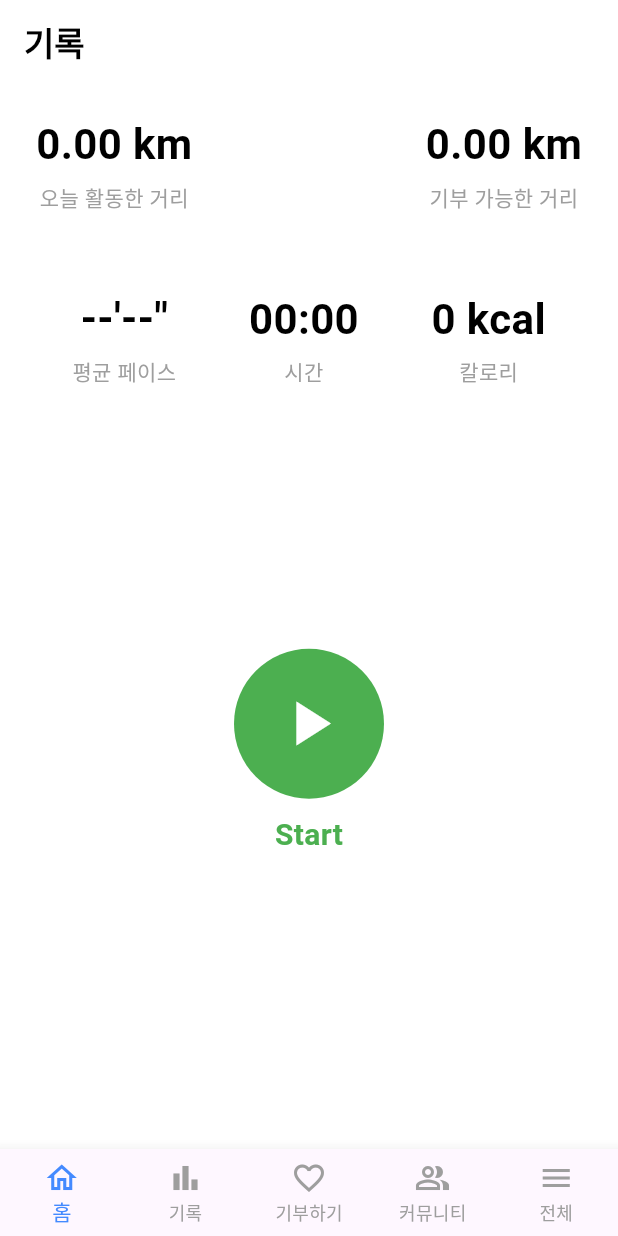
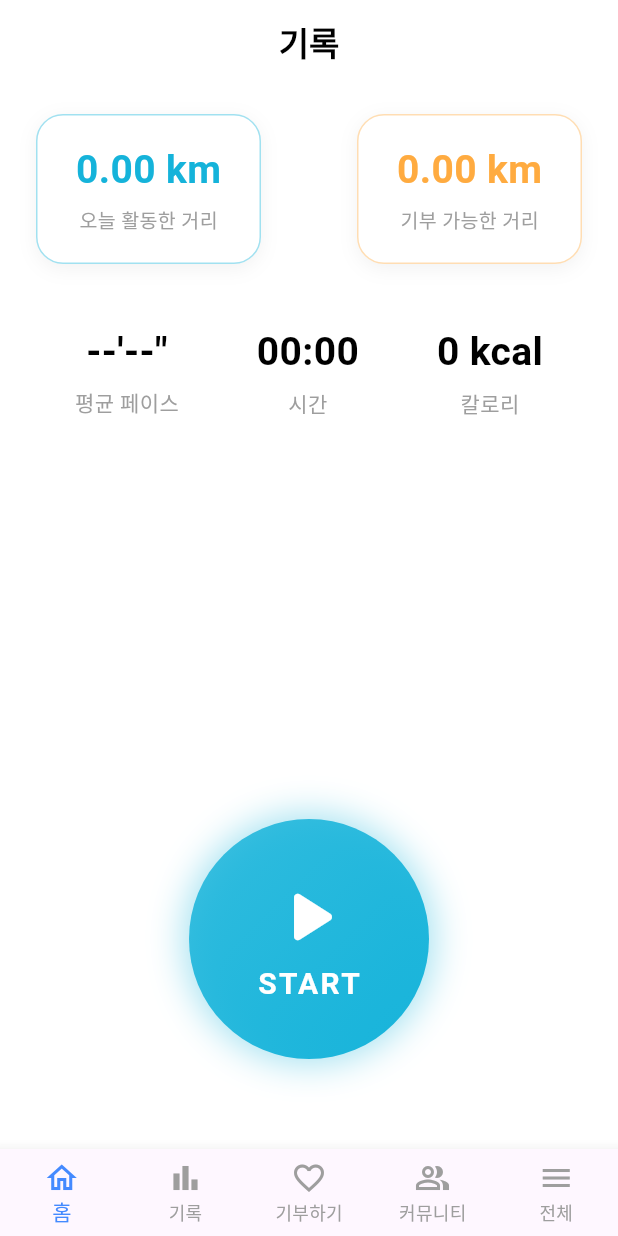
Before and after one commit to chaeni-dev/ValueRun, a Flutter app: the screen it shows after launch, after a tap on an icon or button, on a phone screen of 412 x 824 dp. Run offline on Flutter 3.47's test engine with Material 3 defaults, Android fonts, the phone set to English and light mode, and no system bars; our stand-ins replace fl_chart; network calls fail.

Commit message:
Update home.dart

```diff
--- a/lib/screens/pages/home/home.dart
+++ b/lib/screens/pages/home/home.dart
@@ -1,7 +1,7 @@
 import 'package:flutter/material.dart';
-import 'dart:async'; // Timer 사용
-import 'dart:convert'; // JSON 인코딩
-import 'package:http/http.dart' as http; // HTTP 요청
+import 'dart:async';
+import 'dart:convert';
+import 'package:http/http.dart' as http;
 
 class RunningHomePage extends StatefulWidget {
   const RunningHomePage({super.key});
@@ -11,20 +11,24 @@ class RunningHomePage extends StatefulWidget {
 }
 
 class _RunningHomePageState extends State<RunningHomePage> {
-  // 서버 URL (⚠️ 시뮬레이터/실기기에서는 localhost 대신 맥 IP로 변경!)
   final String baseUrl = 'http://localhost:4000';
+  final int userId = 1;
 
-  // 러닝 상태 변수
-  bool _isRunning = false; // 현재 러닝 중인지 여부
-  Timer? _timer; // 타이머 객체
-  int _seconds = 0; // 측정된 시간 (초 단위)
-  int? _runId; // 서버에서 받은 러닝 ID
+  bool _isRunning = false;
+  Timer? _timer;
+  int _seconds = 0;
+  int? _runId;
 
-  // 표시될 데이터
-  double _distance = 0.0; // 오늘 활동한 거리 (km)
-  double _donationDistance = 0.0; // 기부 가능한 거리 (km)
-  String _pace = "--'--\""; // 평균 페이스
-  int _calories = 0; // 칼로리 (kcal)
+  double _distance = 0.0;
+  double _donationDistance = 0.0;
+  String _pace = "--'--\"";
+  int _calories = 0;
+
+  @override
+  void initState() {
+    super.initState();
+    _fetchDonationBalance();
+  }
 
   @override
   void dispose() {
@@ -32,92 +36,76 @@ class _RunningHomePageState extends State<RunningHomePage> {
     super.dispose();
   }
 
-  // 💡 Start/Stop 버튼 클릭 핸들러
+  Future<void> _fetchDonationBalance() async {
+    try {
+      final res = await http.get(Uri.parse('$baseUrl/api/summary/total?userId=$userId'));
+      if (res.statusCode == 200) {
+        final data = jsonDecode(res.body);
+        setState(() {
+          _donationDistance = double.tryParse(data['available_km'].toString()) ?? 0.0;
+        });
+      }
+    } catch (e) {
+      print('❌ 서버 연결 실패 (_fetchDonationBalance): $e');
+    }
+  }
+
   void _toggleRunning() async {
     if (_isRunning) {
-      // Stop 상태로 전환
       _timer?.cancel();
-      setState(() {
-        _isRunning = false;
-      });
-
-      if (_runId != null) {
-        await _finishRunOnServer(); // 서버로 러닝 종료 데이터 전송
-      }
-
-      print('러닝 종료. 총 거리: $_distance km');
+      setState(() => _isRunning = false);
+      if (_runId != null) await _finishRunOnServer();
     } else {
-      // Start 상태로 전환
       setState(() {
         _isRunning = true;
         _seconds = 0;
         _distance = 0.0;
         _calories = 0;
       });
-
-      await _startRunOnServer(); // 서버로 러닝 시작 기록
+      await _startRunOnServer();
       _startTimer();
     }
   }
 
-  // 💡 타이머 시작 로직
   void _startTimer() {
     _timer = Timer.periodic(const Duration(seconds: 1), (timer) {
       setState(() {
         _seconds++;
+        if (_seconds % 10 == 0) _distance += 0.1;
 
-        // 1초마다 데이터 업데이트 (더미 로직)
-        if (_seconds % 10 == 0) {
-          _distance += 0.1; // 10초마다 100m 증가
-          _donationDistance = _distance;
-        }
-
-        // 평균 페이스 계산
-        int minutes = (_seconds ~/ 60);
-        int seconds = (_seconds % 60);
-        _pace =
-            '${minutes.toString().padLeft(2, '0')}\'${seconds.toString().padLeft(2, '0')}"';
-
-        // 칼로리 업데이트
+        int m = _seconds ~/ 60;
+        int s = _seconds % 60;
+        _pace = '${m.toString().padLeft(2, '0')}\'${s.toString().padLeft(2, '0')}"';
         _calories = (_seconds * 0.5).toInt();
       });
     });
   }
 
-  // 💡 시간을 'MM:SS' 형식으로 포맷
-  String _formatTime(int totalSeconds) {
-    int minutes = totalSeconds ~/ 60;
-    int seconds = totalSeconds % 60;
-    return '${minutes.toString().padLeft(2, '0')}:${seconds.toString().padLeft(2, '0')}';
+  String _formatTime(int sec) {
+    int m = sec ~/ 60;
+    int s = sec % 60;
+    return '${m.toString().padLeft(2, '0')}:${s.toString().padLeft(2, '0')}';
   }
 
-  // ✅ 러닝 시작 시 서버에 기록
   Future<void> _startRunOnServer() async {
     try {
       final res = await http.post(
         Uri.parse('$baseUrl/api/runs/start'),
         headers: {'Content-Type': 'application/json'},
         body: jsonEncode({
-          'userId': 1, // 나중에 로그인 기능 생기면 수정 가능
+          'userId': userId,
           'startedAt': DateTime.now().toUtc().toIso8601String(),
         }),
       );
-
       if (res.statusCode == 200) {
         final data = jsonDecode(res.body);
-        setState(() {
-          _runId = data['runId'];
-        });
-        print('✅ 러닝 시작 (runId: $_runId)');
-      } else {
-        print('❌ 러닝 시작 실패: ${res.body}');
+        setState(() => _runId = data['runId']);
       }
     } catch (e) {
       print('⚠️ 서버 연결 실패 (start): $e');
     }
   }
 
-  // ✅ 러닝 종료 시 서버에 기록
   Future<void> _finishRunOnServer() async {
     try {
       final res = await http.post(
@@ -133,18 +121,12 @@ class _RunningHomePageState extends State<RunningHomePage> {
 
       if (res.statusCode == 200) {
         final data = jsonDecode(res.body);
-
-        // ✅ 서버에서 받은 기부 누적 거리 반영
         setState(() {
           _donationDistance = (data['wallet_km_balance'] as num?)?.toDouble() ?? 0.0;
         });
-
-        print('✅ 러닝 종료 업로드 완료: $data');
         ScaffoldMessenger.of(context).showSnackBar(
           const SnackBar(content: Text('러닝 기록이 서버에 저장되었습니다 ✅')),
         );
-      } else {
-        print('❌ 러닝 종료 실패: ${res.body}');
       }
     } catch (e) {
       print('⚠️ 서버 연결 실패 (finish): $e');
@@ -153,97 +135,134 @@ class _RunningHomePageState extends State<RunningHomePage> {
 
   @override
   Widget build(BuildContext context) {
+    final brandColor = const Color(0xFF15B3DA);
+
     return Scaffold(
       backgroundColor: Colors.white,
       appBar: AppBar(
-        title: const Text('기록',
-            style: TextStyle(color: Colors.black, fontWeight: FontWeight.bold)),
+        title: const Text('기록', style: TextStyle(color: Colors.black, fontWeight: FontWeight.bold)),
         backgroundColor: Colors.white,
         elevation: 0,
-        centerTitle: false,
+        centerTitle: true,
       ),
       body: Padding(
         padding: const EdgeInsets.symmetric(horizontal: 24, vertical: 20),
         child: Column(
           children: [
-            // 1. 거리 및 기부 거리
+            // 🔹 상단 카드 (거리 / 기부)
             Row(
               mainAxisAlignment: MainAxisAlignment.spaceBetween,
               children: [
-                _buildValueText(
-                    '오늘 활동한 거리', '${_distance.toStringAsFixed(2)} km'),
-                _buildValueText(
-                    '기부 가능한 거리', '${_donationDistance.toStringAsFixed(2)} km'),
+                _buildCard('오늘 활동한 거리', '${_distance.toStringAsFixed(2)} km', brandColor),
+                _buildCard('기부 가능한 거리', '${_donationDistance.toStringAsFixed(2)} km', Colors.orangeAccent),
               ],
             ),
-            const SizedBox(height: 50),
+            const SizedBox(height: 40),
 
-            // 2. 평균 페이스, 시간, 칼로리
+            // 🔹 중간 정보 3개 (페이스 / 시간 / 칼로리)
             Row(
               mainAxisAlignment: MainAxisAlignment.spaceAround,
               children: [
-                _buildValueText(
-                    '평균 페이스', _isRunning ? _pace : "--'--\""),
-                _buildValueText('시간', _formatTime(_seconds)),
-                _buildValueText('칼로리', '${_calories.toString()} kcal'),
+                _buildInfo('평균 페이스', _isRunning ? _pace : "--'--\""),
+                _buildInfo('시간', _formatTime(_seconds)),
+                _buildInfo('칼로리', '$_calories kcal'),
               ],
             ),
-
             const Spacer(),
 
-            // 3. Start/Stop 버튼
+            // 🔹 하단 버튼
             GestureDetector(
               onTap: _toggleRunning,
               child: Container(
-                width: 100,
-                height: 100,
+                width: 160,
+                height: 160,
                 decoration: BoxDecoration(
                   shape: BoxShape.circle,
-                  color: _isRunning ? Colors.redAccent : Colors.green,
+                  gradient: LinearGradient(
+                    colors: _isRunning
+                        ? [Colors.redAccent, Colors.red]
+                        : [brandColor.withOpacity(0.8), brandColor],
+                    begin: Alignment.topLeft,
+                    end: Alignment.bottomRight,
+                  ),
+                  boxShadow: [
+                    BoxShadow(
+                      color: _isRunning ? Colors.redAccent.withOpacity(0.4) : brandColor.withOpacity(0.4),
+                      blurRadius: 20,
+                      spreadRadius: 3,
+                    ),
+                  ],
                 ),
-                child: Center(
-                  child: _isRunning
-                      ? const Icon(Icons.stop, color: Colors.white, size: 50)
-                      : const Icon(Icons.play_arrow,
-                          color: Colors.white, size: 50),
+                child: Column(
+                  mainAxisAlignment: MainAxisAlignment.center,
+                  children: [
+                    Icon(
+                      _isRunning ? Icons.stop_rounded : Icons.play_arrow_rounded,
+                      color: Colors.white,
+                      size: 60,
+                    ),
+                    Text(
+                      _isRunning ? 'STOP' : 'START',
+                      style: const TextStyle(
+                        color: Colors.white,
+                        fontSize: 20,
+                        fontWeight: FontWeight.bold,
+                        letterSpacing: 1.5,
+                      ),
+                    ),
+                  ],
                 ),
               ),
             ),
-            const SizedBox(height: 10),
-            Text(
-              _isRunning ? 'Stop' : 'Start',
-              style: TextStyle(
-                fontSize: 20,
-                fontWeight: FontWeight.bold,
-                color: _isRunning ? Colors.redAccent : Colors.green,
-              ),
-            ),
-
-            const Spacer(),
+            const SizedBox(height: 40),
           ],
         ),
       ),
     );
   }
 
-  // 재사용 가능한 텍스트 표시 위젯
-  Widget _buildValueText(String label, String value) {
+  Widget _buildCard(String label, String value, Color color) {
+    return Container(
+      width: 150,
+      padding: const EdgeInsets.all(18),
+      decoration: BoxDecoration(
+        color: Colors.white,
+        borderRadius: BorderRadius.circular(18),
+        boxShadow: [
+          BoxShadow(
+            color: Colors.black.withOpacity(0.05),
+            blurRadius: 10,
+            offset: const Offset(0, 3),
+          ),
+        ],
+        border: Border.all(color: color.withOpacity(0.4), width: 1),
+      ),
+      child: Column(
+        children: [
+          Text(
+            value,
+            style: TextStyle(
+              fontSize: 26,
+              fontWeight: FontWeight.bold,
+              color: color,
+            ),
+          ),
+          const SizedBox(height: 5),
+          Text(label, style: const TextStyle(fontSize: 13, color: Colors.grey)),
+        ],
+      ),
+    );
+  }
+
+  Widget _buildInfo(String label, String value) {
     return Column(
-      crossAxisAlignment: CrossAxisAlignment.center,
       children: [
         Text(
           value,
-          style: const TextStyle(
-            fontSize: 28,
-            fontWeight: FontWeight.bold,
-            color: Colors.black,
-          ),
+          style: const TextStyle(fontSize: 26, fontWeight: FontWeight.bold, color: Colors.black),
         ),
         const SizedBox(height: 5),
-        Text(
-          label,
-          style: const TextStyle(fontSize: 14, color: Colors.grey),
-        ),
+        Text(label, style: const TextStyle(fontSize: 14, color: Colors.grey)),
       ],
     );
   }
```
